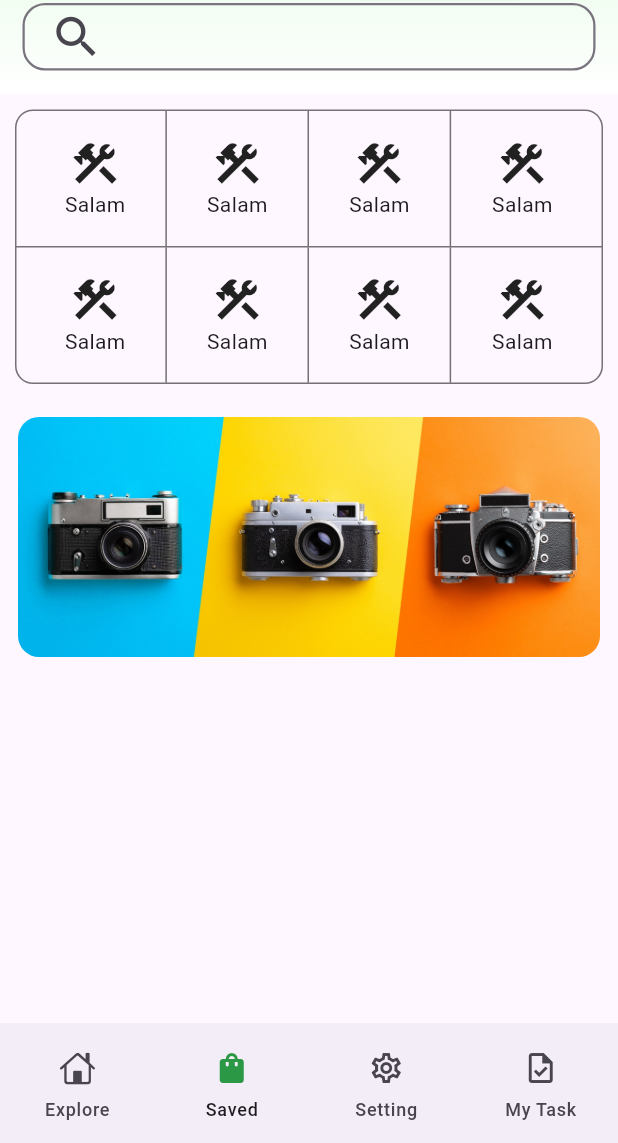
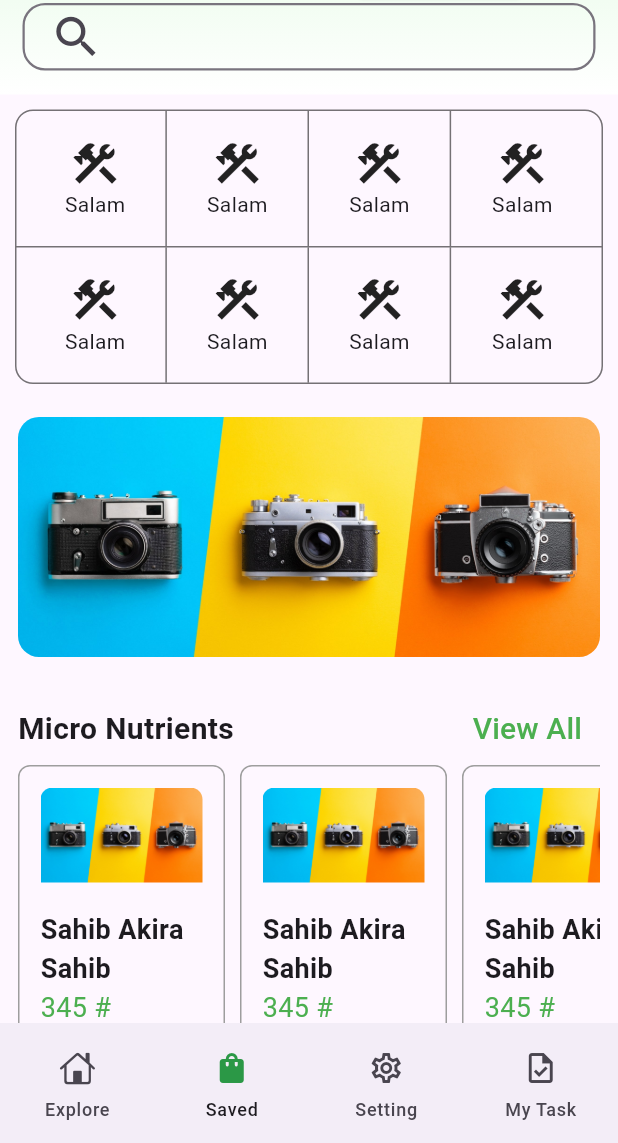
Before and after one commit to ilemansumaher/hasyl_taze, a Flutter app: the screen it shows after launch, swiped to page 2, on a phone screen of 412 x 824 dp, the part 93-1236 px from its top. Run offline on Flutter 3.47's test engine with Material 3 defaults, Android fonts, the light colour scheme and no system bars.

Commit message:
send screen

```diff
--- /dev/null
+++ b/lib/screens/sendcotton/peresentation/bottom_scroll_product.dart
@@ -0,0 +1,110 @@
+import 'package:flutter/cupertino.dart';
+import 'package:flutter/material.dart';
+
+class BottomScrollProduct extends StatelessWidget {
+  String title;
+  BottomScrollProduct({super.key, required this.title});
+
+  @override
+  Widget build(BuildContext context) {
+    return Padding(
+      padding: const EdgeInsets.all(12.0),
+      child: Column(
+        children: [
+          Row(
+            children: [
+              Text(
+                title,
+                style: const TextStyle(
+                  fontSize: 20,
+                  fontWeight: FontWeight.bold,
+                ),
+              ),
+              const Spacer(),
+              TextButton(
+                onPressed: () {},
+                child: const Text(
+                  "View All",
+                  style: TextStyle(
+                    fontSize: 20,
+                    color: Colors.green,
+                  ),
+                ),
+              ),
+            ],
+          ),
+          SizedBox(
+            height: 190,
+            child: ListView(
+              scrollDirection: Axis.horizontal,
+              children: const [
+                ScrolImage(),
+                SizedBox(
+                  width: 10.0,
+                ),
+                ScrolImage(),
+                SizedBox(
+                  width: 10.0,
+                ),
+                ScrolImage(),
+                SizedBox(
+                  width: 10.0,
+                ),
+                ScrolImage(),
+                SizedBox(
+                  width: 10.0,
+                ),
+              ],
+            ),
+          ),
+        ],
+      ),
+    );
+  }
+}
+
+class ScrolImage extends StatelessWidget {
+  const ScrolImage({super.key});
+
+  @override
+  Widget build(BuildContext context) {
+    return Container(
+      width: 138,
+      padding: const EdgeInsets.all(14.0),
+      decoration: BoxDecoration(
+        border: Border.all(
+          color: Colors.grey,
+        ),
+        borderRadius: BorderRadius.circular(8.0),
+      ),
+      child: Column(
+        mainAxisAlignment: MainAxisAlignment.center,
+        crossAxisAlignment: CrossAxisAlignment.start,
+        children: [
+          ClipRRect(
+            borderRadius: const BorderRadius.vertical(
+              top: Radius.circular(8.0),
+            ),
+            child: SizedBox(
+              width: 138,
+              child: Image.asset("assets/images/image_pro.jpg"),
+            ),
+          ),
+          const Spacer(),
+          const Text(
+            "Sahib Akira Sahib Pesticides Pvt ...",
+            style: TextStyle(fontSize: 18, fontWeight: FontWeight.bold),
+            maxLines: 2,
+          ),
+          const Text(
+            "345 #",
+            style: TextStyle(
+              color: Colors.green,
+              fontSize: 18,
+            ),
+          )
+        ],
+      ),
+    );
+  }
+}
--- a/lib/screens/sendcotton/peresentation/category_cards.dart
+++ b/lib/screens/sendcotton/peresentation/category_cards.dart
@@ -1,16 +1,18 @@
 import 'package:flutter/material.dart';
 
 class CategoryProcts extends StatelessWidget {
+  const CategoryProcts({super.key});
+
   @override
   Widget build(BuildContext context) {
     return Padding(
-      padding: EdgeInsets.all(10.0),
+      padding: const EdgeInsets.all(10.0),
       child: Column(
         mainAxisAlignment: MainAxisAlignment.spaceBetween,
         crossAxisAlignment: CrossAxisAlignment.center,
         children: [
           Container(
-            decoration: BoxDecoration(
+            decoration:const BoxDecoration(
               border: Border(
                 top: BorderSide(color: Colors.black54),
                 left: BorderSide(color: Colors.black54),
@@ -36,7 +38,7 @@ class CategoryProcts extends StatelessWidget {
               border: Border.all(
                 color: Colors.black54,
               ),
-              borderRadius: BorderRadius.vertical(
+              borderRadius: const BorderRadius.vertical(
                 bottom: Radius.circular(12.0),
               ),
             ),
@@ -61,7 +63,7 @@ class CategoryProcts extends StatelessWidget {
 class CardReady extends StatelessWidget {
   bool? rightBorder;
   bool? leftBorder;
-  CardReady(this.rightBorder, this.leftBorder);
+  CardReady(this.rightBorder, this.leftBorder, {super.key});
 
   @override
   Widget build(BuildContext context) {
@@ -69,16 +71,16 @@ class CardReady extends StatelessWidget {
       decoration: BoxDecoration(
         border: Border(
           right: rightBorder == true
-              ? BorderSide(color: Colors.black54)
+              ? const BorderSide(color: Colors.black54)
               : BorderSide.none,
           left: leftBorder == true
-              ? BorderSide(color: Colors.black54)
+              ? const BorderSide(color: Colors.black54)
               : BorderSide.none,
         ),
       ),
       height: 90,
       width: MediaQuery.of(context).size.width * 0.23,
-      child: Column(
+      child:const Column(
         mainAxisAlignment: MainAxisAlignment.center,
         crossAxisAlignment: CrossAxisAlignment.center,
         children: [
--- a/lib/screens/sendcotton/send_screen.dart
+++ b/lib/screens/sendcotton/send_screen.dart
@@ -1,12 +1,11 @@
 import 'package:flutter/material.dart';
 import 'package:hasyl2/screens/mainscreen/peresentation/categorycards/banner_image.dart';
-import 'package:hasyl2/screens/mainscreen/peresentation/categorycards/category_cards.dart';
+import 'package:hasyl2/screens/sendcotton/peresentation/bottom_scroll_product.dart';
 import 'package:hasyl2/screens/sendcotton/peresentation/category_cards.dart';
 import 'package:hasyl2/screens/utils/app_bar.dart';
 
 class SendCotton extends StatelessWidget {
   const SendCotton({super.key});
-
   @override
   Widget build(BuildContext context) {
     return CustomScrollView(
@@ -15,11 +14,18 @@ class SendCotton extends StatelessWidget {
         SliverList(
           delegate: SliverChildListDelegate(
             [
-              CategoryProcts(),
-              Padding(
-                padding: const EdgeInsets.all(12.0),
+             const CategoryProcts(),
+              const Padding(
+                padding: EdgeInsets.all(12.0),
                 child: BannerImage(),
               ),
+               BottomScrollProduct(title: "Micro Nutrients",),
+              const Padding(
+                padding: EdgeInsets.all(12.0),
+                child: BannerImage(),
+              ),
+               BottomScrollProduct(title: "Fertilizer",),
+
             ],
           ),
         ),
```
